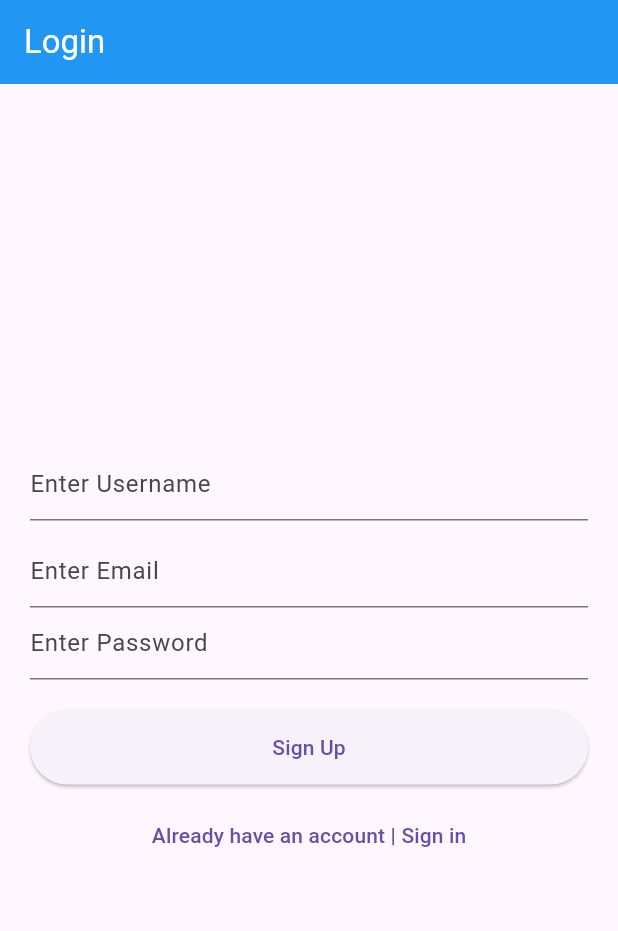
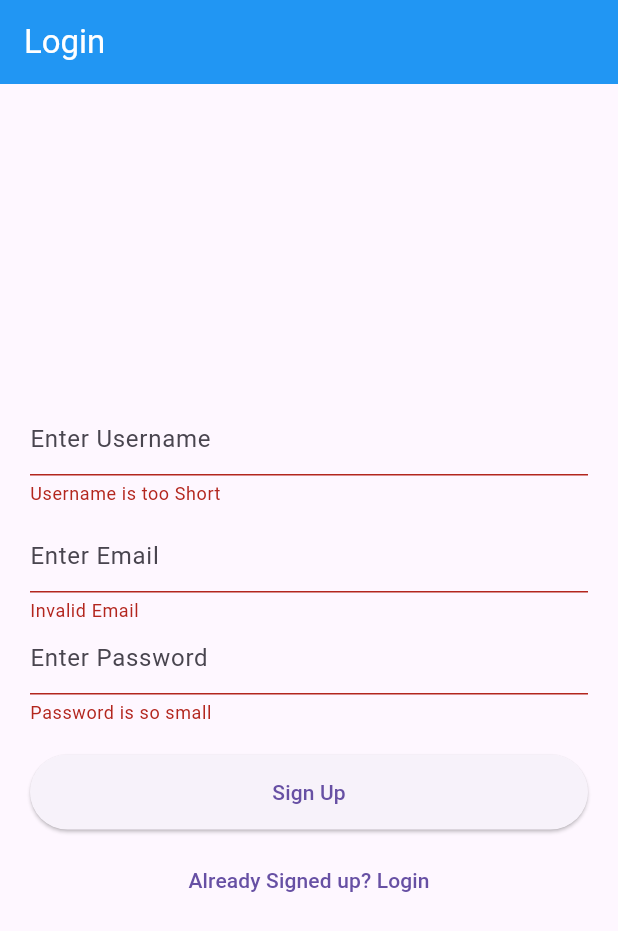
Before and after one commit to Priyanshg0211/CRUD-Operation, a Flutter app: the screen it shows after launch, after a tap on "Sign Up", on a phone screen of 412 x 824 dp. Shown: the top 931 px of the screen. Run offline on Flutter 3.47's test engine with Material 3 defaults, Android fonts, the phone set to English and light mode, and no system bars; our stand-ins replace firebase_auth, firebase_core; accounts and stored records are empty.

```diff
--- /dev/null
+++ b/lib/Functions/authfucntion.dart
@@ -0,0 +1,31 @@
+import 'package:firebase_auth/firebase_auth.dart';
+
+signup(String email, String password) async {
+  try {
+    UserCredential userCredential = await FirebaseAuth.instance
+        .createUserWithEmailAndPassword(email: email, password: password);
+    print('////////////////////////SUCCESSFULLY DONE/////////////////////////////');
+  } on FirebaseAuthException catch (e) {
+    if (e.code == 'weak-password') {
+      print('The password provided is too weak.');
+    } else if (e.code == 'email-already-in-use') {
+      print('The account already exists for that email.');
+    }
+  } catch (e) {
+    print(e);
+  }
+}
+
+signin(String email, password) async {
+  try {
+    UserCredential userCredential = await FirebaseAuth.instance
+        .signInWithEmailAndPassword(email: email, password: password);
+    print('///////////////////////SUCESSFULLY DONE///////////////////////////////');
+  } on FirebaseAuthException catch (e) {
+    if (e.code == 'user-not-found') {
+      print('No user found for that email.');
+    } else if (e.code == 'wrong-password') {
+      print('Wrong password provided for that user.');
+    }
+  }
+}
--- a/lib/Screens/LoginScreen.dart
+++ b/lib/Screens/LoginScreen.dart
@@ -1,3 +1,4 @@
+import 'package:crud_operation/Functions/authfucntion.dart';
 import 'package:flutter/material.dart';
 
 class Loginpage extends StatefulWidget {
@@ -9,8 +10,10 @@ class Loginpage extends StatefulWidget {
 
 class _LoginpageState extends State<Loginpage> {
   final _formkey = GlobalKey<FormState>();
-
-
+  bool isLogin = false;
+  String email = '';
+  String Password = '';
+  String Username = '';
 
   @override
   Widget build(BuildContext context) {
@@ -29,28 +32,86 @@ class _LoginpageState extends State<Loginpage> {
           child: Column(
             mainAxisAlignment: MainAxisAlignment.center,
             children: [
+              !isLogin
+                  ? TextFormField(
+                      key: ValueKey('Username'),
+                      decoration: InputDecoration(hintText: 'Enter Username'),
+                      validator: (value) {
+                        if (value.toString().length < 3) {
+                          return 'Username is too Short';
+                        } else {
+                          return null;
+                        }
+                      },
+                      onSaved: (value) {
+                        setState(() {
+                          Username = value!;
+                        });
+                      },
+                    )
+                  : Container(),
+              SizedBox(
+                height: 10,
+              ),
               TextFormField(
-                key: ValueKey('Username'),
-                decoration: InputDecoration(hintText: 'Enter Username'),
-              ),
-              SizedBox(height: 10,),
-              TextFormField(
-                key: ValueKey('Email'),
-                decoration: InputDecoration(hintText: 'Enter Email'),
-              ),
+                  key: ValueKey('Email'),
+                  decoration: InputDecoration(hintText: 'Enter Email'),
+                  validator: (value) {
+                       if (!(value.toString().contains('@')))  {
+                      return 'Invalid Email';
+                    } else {
+                      return null;
+                    }
+                  },
+                  onSaved: (value) {
+                    setState(() {
+                      email = value!;
+                    });
+                  }),
               TextFormField(
                 obscureText: true,
                 key: ValueKey('Password'),
                 decoration: InputDecoration(hintText: 'Enter Password'),
+                validator: (value) {
+                  if (value.toString().length < 6) {
+                    return 'Password is so small';
+                  } else {
+                    return null;
+                  }
+                },
+                onSaved: (value) {
+                  setState(() {
+                    Password = value!;
+                  });
+                },
               ),
               SizedBox(height: 20),
               Container(
                 width: double.infinity,
                 height: 50,
-                child: ElevatedButton(onPressed: () {}, child: Text('Sign Up')),
+                child: ElevatedButton(
+                    onPressed: () {
+                      if (_formkey.currentState!.validate()) {
+                          _formkey.currentState!.save();
+                          isLogin
+                              ? signin(email, Password)
+                              : signup(email, Password);
+                        }
+                    },
+                    child: isLogin ? Text('Login') : Text('Sign Up')),
               ),
-              SizedBox(height: 10,),
-              TextButton(onPressed: () {}, child: Text('Already have an account | Sign in')),
+              SizedBox(
+                height: 10,
+              ),
+              TextButton(
+                  onPressed: () {
+                    setState(() {
+                      isLogin = !isLogin;
+                    });
+                  },
+                  child: isLogin
+                      ? Text('Dont have an account | Sign Up')
+                      : Text('Already Signed up? Login')),
             ],
           ),
         ),
--- a/pubspec.yaml
+++ b/pubspec.yaml
@@ -36,6 +36,7 @@ dependencies:
   # Use with the CupertinoIcons class for iOS style icons.
   cupertino_icons: ^1.0.6
   firebase_core: ^2.29.0
+  firebase_auth: ^4.19.1
 
 dev_dependencies:
   flutter_test:
```
Also changed, not shown: pubspec.lock, 3 other files.
